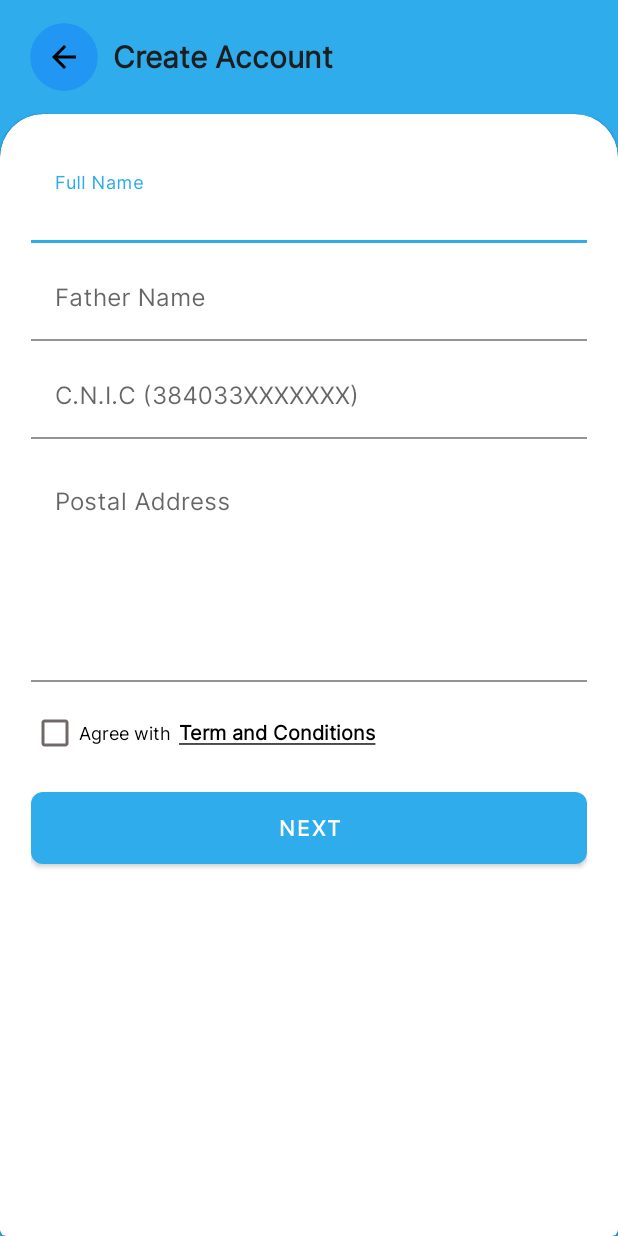
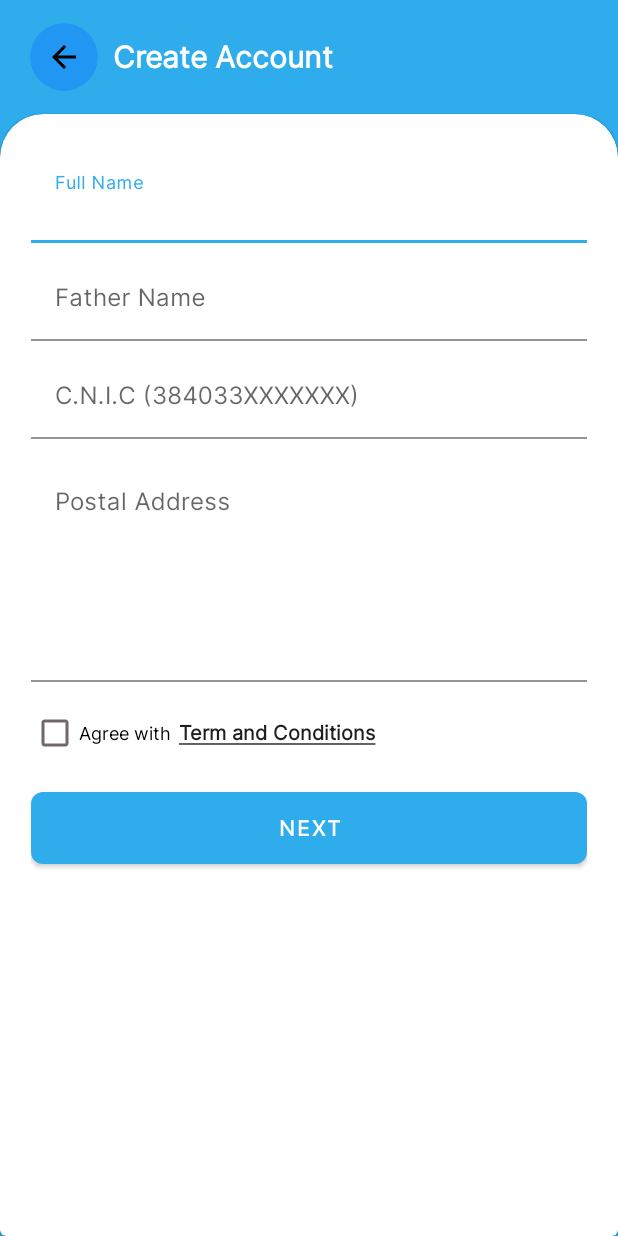
Before and after one commit to hafizhassanraza/Life-Changer-User-2.0, an Android app: the ActivitySignup screen opened directly, with no data from a screen before it, on a phone screen of 412 x 824 dp. Run offline under Robolectric (Android 15) with nearby library versions, the phone set to English and light mode, and no system bars; our stand-ins replace Firebase (no records; nobody signed in at launch, a user with empty details on screens opened directly).

Commit message:
default splash removed and other minor issues solved

```diff
--- a/app/src/main/AndroidManifest.xml
+++ b/app/src/main/AndroidManifest.xml
@@ -108,10 +108,10 @@
         <activity
             android:name=".ui.ActivitySplash"
             android:exported="true"
+            android:theme="@style/Theme.RemoveSplashScreenTheme"
             android:screenOrientation="portrait">
             <intent-filter>
                 <action android:name="android.intent.action.MAIN" />
-
                 <category android:name="android.intent.category.LAUNCHER" />
             </intent-filter>
         </activity>
--- a/app/src/main/res/layout/activity_signup.xml
+++ b/app/src/main/res/layout/activity_signup.xml
@@ -40,7 +40,7 @@
             android:layout_marginLeft="10dp"
             android:layout_centerVertical="true"
             android:layout_toRightOf="@+id/imgBack"
-            android:textColor="@color/black_m"
+            android:textColor="@color/white"
             android:textStyle="bold"
             android:textSize="20dp"/>
 
@@ -192,7 +192,7 @@
                     android:layout_height="wrap_content"
                     android:text="@string/term_condition"
                     android:textSize="13dp"
-                    android:textColor="@color/black"
+                    android:textColor="@color/black_m"
                     android:padding="5dp"/>
             </LinearLayout>
 
--- a/app/src/main/res/values/themes.xml
+++ b/app/src/main/res/values/themes.xml
@@ -35,4 +35,7 @@
         <item name="cornerSizeTopLeft">7%</item>
         <item name="cornerSizeTopRight">7%</item>
     </style>
+    <style name="Theme.RemoveSplashScreenTheme" parent="@style/Theme.MaterialComponents.Light.DarkActionBar">
+        <item name="android:windowIsTranslucent">true</item>
+    </style>
 </resources>
```
Also changed, not shown: app/src/main/res/layout/activity_splash.xml (+2 -34 lines).
